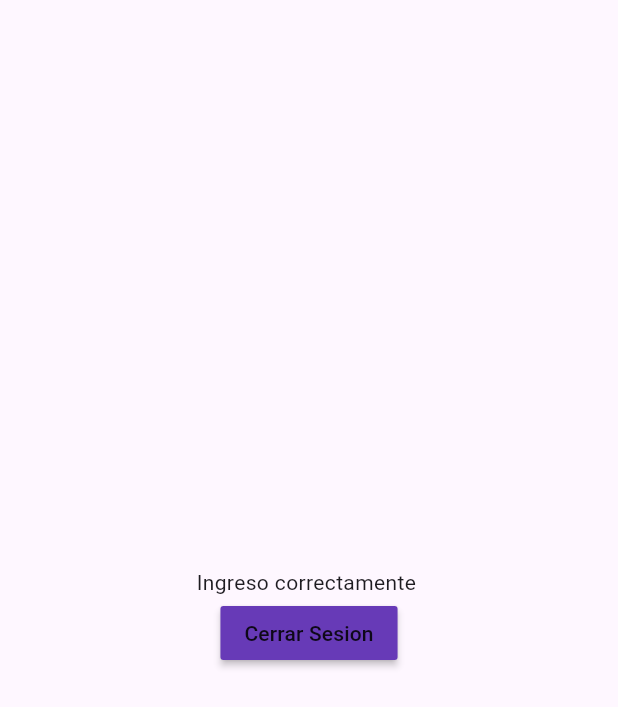
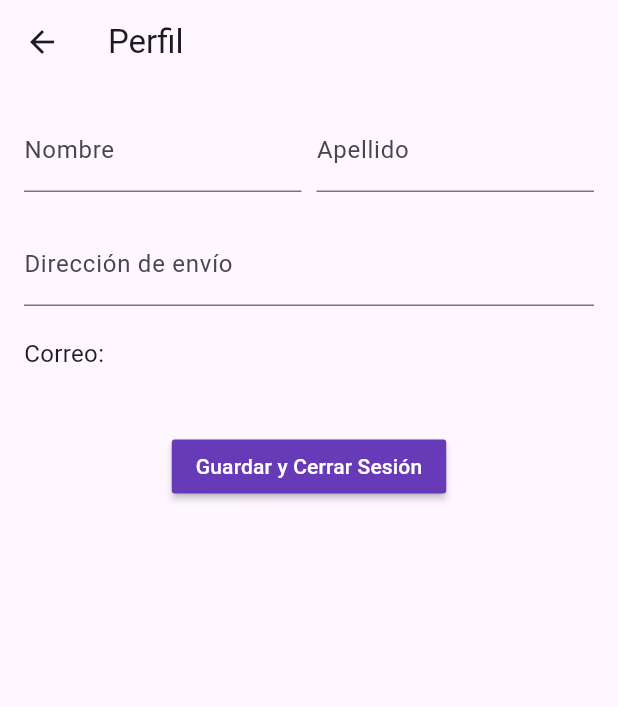
Before and after one commit to Nitsu47/Petra, a Flutter app: the ProfileScreen screen opened directly, on a phone screen of 412 x 824 dp. Shown: the top 707 px of the screen. Run offline on Flutter 3.47's test engine with Material 3 defaults, Android fonts, the phone set to English and light mode, and no system bars; our stand-ins replace carousel_slider, cloud_firestore, firebase_auth, firebase_core, google_fonts, google_nav_bar; accounts and stored records are empty; network calls fail.

Commit message:
profile páge

```diff
--- a/lib/main.dart
+++ b/lib/main.dart
@@ -1,6 +1,7 @@
 import 'package:firebase_core/firebase_core.dart';
 import 'package:flutter/material.dart';
 import 'package:petratest/screens/auth/main_page.dart';
+import 'package:petratest/screens/profile_screen.dart';
 
 void main() async {
   WidgetsFlutterBinding.ensureInitialized();
--- a/lib/screens/profile_screen.dart
+++ b/lib/screens/profile_screen.dart
@@ -1,38 +1,106 @@
 import 'package:flutter/material.dart';
 import 'package:firebase_auth/firebase_auth.dart';
-import 'package:google_nav_bar/google_nav_bar.dart';
-
-
+import 'package:cloud_firestore/cloud_firestore.dart';
 class ProfileScreen extends StatefulWidget {
   const ProfileScreen({super.key});
-
   @override
   State<ProfileScreen> createState() => _ProfileScreen();
 }
-
 class _ProfileScreen extends State<ProfileScreen> {
   final user = FirebaseAuth.instance.currentUser!;
-  // nombre y apellido con pincel para editar
-  // correo
-  // dirrecion de envio
-  // cerrar sesion
-
+  final TextEditingController _firstNameController = TextEditingController();
+  final TextEditingController _lastNameController = TextEditingController();
+  final TextEditingController _addressController = TextEditingController();
+  final FirebaseFirestore _firestore = FirebaseFirestore.instance;
+  @override
+  void initState() {
+    super.initState();
+    _loadUserData();
+  }
+  Future<void> _loadUserData() async {
+    try {
+      DocumentSnapshot userDoc = await _firestore.collection('users').doc(user.uid).get();
+      if (userDoc.exists) {
+        Map<String, dynamic>? data = userDoc.data() as Map<String, dynamic>?;
+        _firstNameController.text = data?['firstName'] ?? '';
+        _lastNameController.text = data?['lastName'] ?? '';
+        _addressController.text = data?['address'] ?? '';
+      }
+    } catch (e) {
+      // Handle error
+      print('Error loading user data: $e');
+    }
+  }
+  Future<void> _saveUserData() async {
+    try {
+      await _firestore.collection('users').doc(user.uid).set({
+        'firstName': _firstNameController.text,
+        'lastName': _lastNameController.text,
+        'address': _addressController.text,
+        'email': user.email,
+      });
+    } catch (e) {
+      // Handle error
+      print("Error saving user data: $e");
+    }
+  }
   @override
   Widget build(BuildContext context) {
     return Scaffold(
-        body: Center(
-            child: Column(
-              mainAxisAlignment: MainAxisAlignment.center,
+      appBar: AppBar(
+        title: const Text('Perfil'),
+      ),
+      body: Padding(
+        padding: const EdgeInsets.all(16.0),
+        child: Column(
+          crossAxisAlignment: CrossAxisAlignment.start,
+          children: [
+            Row(
               children: [
-                Text('Ingreso correctamente ${user.email!}'),
-                MaterialButton(
-                  onPressed: FirebaseAuth.instance.signOut,
-                  color: Colors.deepPurple,
-                  child: const Text('Cerrar Sesion'),
-                )
+                Expanded(
+                  child: TextField(
+                    controller: _firstNameController,
+                    decoration: const InputDecoration(labelText: 'Nombre'),
+                  ),
+                ),
+                const SizedBox(width: 10),
+                Expanded(
+                  child: TextField(
+                    controller: _lastNameController,
+                    decoration: const InputDecoration(labelText: 'Apellido'),
+                  ),
+                ),
               ],
-            )
-        )
+            ),
+            const SizedBox(height: 20),
+            TextField(
+              controller: _addressController,
+              decoration: const InputDecoration(labelText: 'Dirección de envío'),
+            ),
+            const SizedBox(height: 20),
+            Text('Correo: ${user.email!}', style: const TextStyle(fontSize: 16)),
+            const SizedBox(height: 40),
+            Center(
+              child: MaterialButton(
+                onPressed: () async {
+                  await _saveUserData();
+                  await FirebaseAuth.instance.signOut();
+                  Navigator.of(context).pop();
+                },
+                color: Colors.deepPurple,
+                child: const Text('Guardar y Cerrar Sesión', style: TextStyle(color: Colors.white)),
+              ),
+            ),
+          ],
+        ),
+      ),
     );
   }
+  @override
+  void dispose() {
+    _firstNameController.dispose();
+    _lastNameController.dispose();
+    _addressController.dispose();
+    super.dispose();
+  }
 }
--- a/pubspec.yaml
+++ b/pubspec.yaml
@@ -42,6 +42,7 @@ dependencies:
   firebase_database: ^10.5.6
   firebase_storage: ^11.2.4
   google_nav_bar: ^5.0.6
+  cloud_firestore: ^4.17.5
 
 dev_dependencies:
   flutter_test:
```
Also changed, not shown: pubspec.lock, 3 other files.
